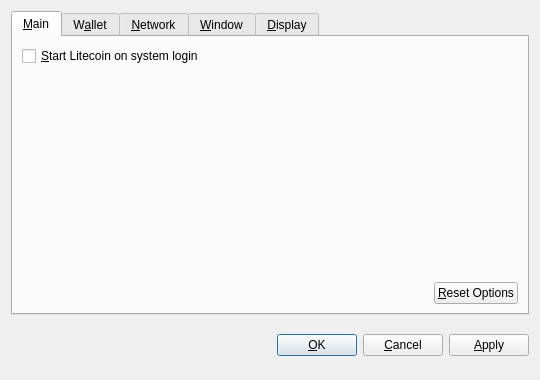
First picture: the form in src/qt/forms/optionsdialog.ui, repository kvmisc/lemoncoin, before the edit.
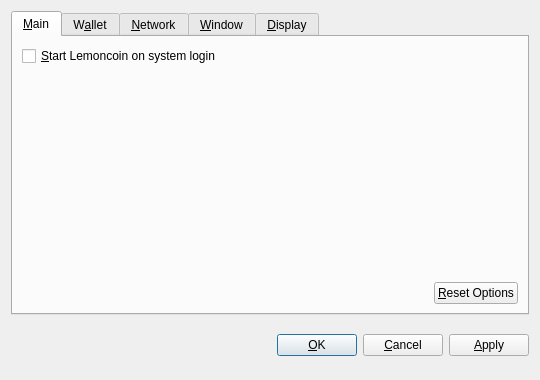
Second picture: the form after the edit. Custom widgets are drawn as their Qt base class.

Commit message: Litecoin to Lemoncoin

```diff
--- a/src/qt/forms/optionsdialog.ui
+++ b/src/qt/forms/optionsdialog.ui
@@ -36,7 +36,7 @@
           <string>Automatically start Litecoin after logging in to the system.</string>
          </property>
          <property name="text">
-          <string>&amp;Start Litecoin on system login</string>
+          <string>&amp;Start Lemoncoin on system login</string>
          </property>
         </widget>
        </item>
```
Left out of the diff: 10 changed lines with no effect on the pictures. The commit also changes 56 other files.
